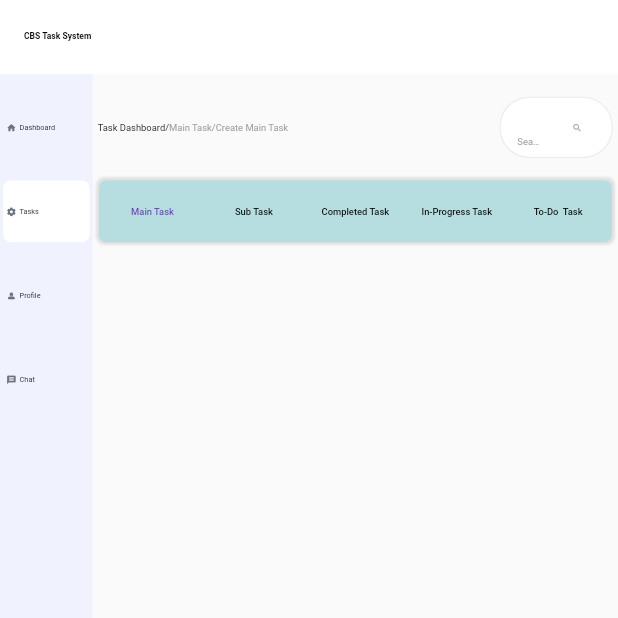
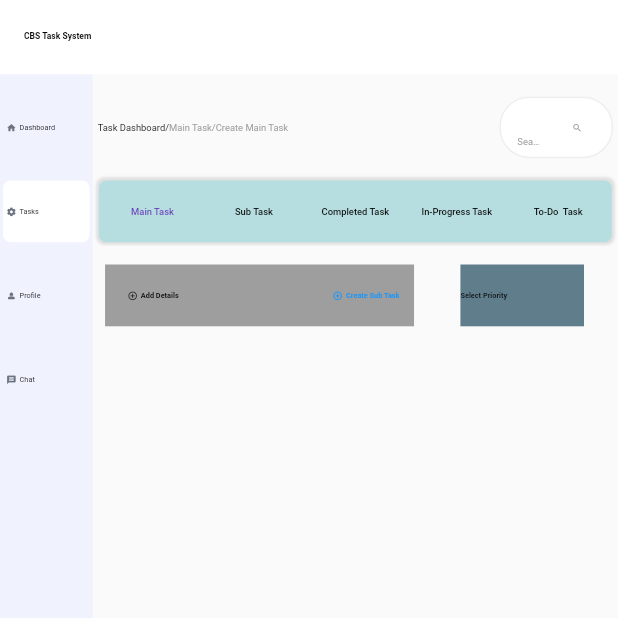
Before and after one commit to CBS-Developments/CBS-Task-System, a Flutter app: the screen it shows after launch, on a phone screen of 412 x 824 dp, the top half of it. Run offline on Flutter 3.47's test engine with Material 2 defaults, Android fonts, the phone set to English and light mode, and no system bars; missing offline and left inert: dart:js.

Commit message:
Add Details Raw added

```diff
--- a/task_system/lib/pages/tasks/createMainTask.dart
+++ b/task_system/lib/pages/tasks/createMainTask.dart
@@ -30,7 +30,9 @@ class _MainTaskState extends State<MainTask> {
             // color: Colors.blueAccent,
             child: Column(
               children: [
-                SizedBox(height: smallBoxHeight(context),),
+                SizedBox(
+                  height: smallBoxHeight(context),
+                ),
                 Row(
                   mainAxisAlignment: MainAxisAlignment.spaceBetween,
                   children: [
@@ -39,20 +41,109 @@ class _MainTaskState extends State<MainTask> {
                       secText: 'Main Task/',
                       thirdText: 'Create Main Task',
                     ),
-
-
-                     SearchBox()
+                    SearchBox()
                   ],
                 ),
-
-                SizedBox(height: smallBoxHeight(context),),
-
+                SizedBox(
+                  height: smallBoxHeight(context),
+                ),
                 TaskTabBar(
-                  firstButtonColor:Colors.deepPurple,
-                  secButtonColor:Colors.black,
+                  firstButtonColor: Colors.deepPurple,
+                  secButtonColor: Colors.black,
                   thirdButtonColor: Colors.black,
                   fourthButtonColor: Colors.black,
-                  fivethButtonColor: Colors.black,)
+                  fivethButtonColor: Colors.black,
+                ),
+                SizedBox(
+                  height: smallBoxHeight(context),
+                ),
+                Row(
+                  children: [
+                    Container(
+                      margin: EdgeInsets.symmetric(
+                          horizontal: addDPadding(context)),
+                      color: Colors.grey,
+                      height: navBoxHeight(context),
+                      width: addDWidth(context),
+                      child: Row(
+                        mainAxisAlignment: MainAxisAlignment.spaceBetween,
+                        children: [
+                          TextButton(
+                            style: TextButton.styleFrom(
+                              foregroundColor:
+                                  Colors.black, // Set the text color here
+                            ),
+                            onPressed: () {},
+                            child: Row(
+                              mainAxisAlignment: MainAxisAlignment.center,
+                              children: [
+                                Icon(
+                                  Icons.add_circle_outline,
+                                  color: Colors.black,
+                                  size: drawerIconScale(context),
+                                  // size: drawerIconScale(context),
+                                ),
+                                SizedBox(width: drawerMiniWidth(context)),
+                                Text(
+                                  'Add Details',
+                                  style: TextStyle(
+                                      fontSize: drawerFontLarge(context),
+                                      fontWeight: FontWeight.bold),
+                                ),
+                              ],
+                            ),
+                          ),
+
+                          TextButton(
+                            style: TextButton.styleFrom(
+                              foregroundColor:
+                              Colors.blue, // Set the text color here
+                            ),
+                            onPressed: () {},
+                            child: Row(
+                              mainAxisAlignment: MainAxisAlignment.center,
+                              children: [
+                                Icon(
+                                  Icons.add_circle_outline,
+                                  color: Colors.blue,
+                                  size: drawerIconScale(context),
+                                  // size: drawerIconScale(context),
+                                ),
+                                SizedBox(width: drawerMiniWidth(context)),
+                                Text(
+                                  'Create Sub Task',
+                                  style: TextStyle(
+                                      fontSize: drawerFontLarge(context),
+                                      fontWeight: FontWeight.bold),
+                                ),
+                              ],
+                            ),
+                          ),
+
+                        ],
+                      ),
+                    ),
+                    SizedBox(
+                      width: sizeBoxWidthS(context),
+                    ),
+                    Container(
+                      color: Colors.blueGrey,
+                      height: navBoxHeight(context),
+                      width: addDRWidth(context),
+                      margin: EdgeInsets.symmetric(horizontal:addDRPadding(context)),
+                      child: Row(
+                        children: [
+                          Text(
+                            'Select Priority',
+                            style: TextStyle(
+                                fontSize: drawerFontLarge(context),
+                                fontWeight: FontWeight.bold),
+                          ),
+                        ],
+                      ),
+                    ),
+                  ],
+                )
               ],
             ),
           )
--- a/task_system/lib/sizes/create_MainTask_Sizes.dart
+++ b/task_system/lib/sizes/create_MainTask_Sizes.dart
@@ -97,3 +97,23 @@ double serBoxPadding(BuildContext context) {
 double sizeBoxWidthL(BuildContext context) {
   return (getPageWidth(context) * 0.2) ;
 }
+
+double addDWidth(BuildContext context) {
+  return (getPageWidth(context) * 0.5) ;
+}
+
+double addDRWidth(BuildContext context) {
+  return (getPageWidth(context) * 0.2) ;
+}
+
+double sizeBoxWidthS(BuildContext context) {
+  return (getPageWidth(context) * 0.05) ;
+}
+
+double addDPadding(BuildContext context) {
+  return (getPageWidth(context) * 0.02) ;
+}
+
+double addDRPadding(BuildContext context) {
+  return (getPageWidth(context) * 0.005) ;
+}
```
